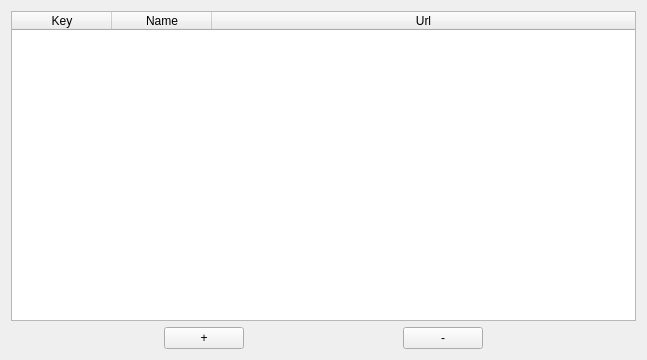
This is src/Plugins/WebSearchPy/WebSearch/websearch.ui in samsonwang/LaunchyQt as Qt 5 draws it before an edit. The edited form follows.
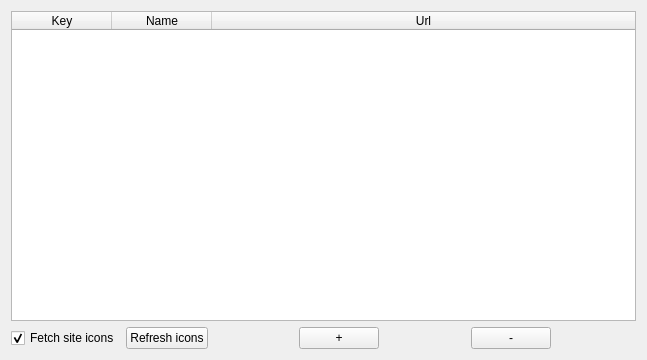
This is the edited form.

Commit message: improve: WebSearchPy plugin show every link favicon in results

The edit to the form file:
```diff
--- a/src/Plugins/WebSearchPy/WebSearch/websearch.ui
+++ b/src/Plugins/WebSearchPy/WebSearch/websearch.ui
@@ -47,6 +47,29 @@
    </item>
    <item>
     <layout class="QHBoxLayout" name="horizontalLayout">
+     <item>
+      <widget class="QCheckBox" name="fetchFaviconCheckBox">
+       <property name="toolTip">
+        <string>Download the icon of every site once and show it in the results</string>
+       </property>
+       <property name="text">
+        <string>Fetch site icons</string>
+       </property>
+       <property name="checked">
+        <bool>true</bool>
+       </property>
+      </widget>
+     </item>
+     <item>
+      <widget class="QPushButton" name="refreshIconButton">
+       <property name="toolTip">
+        <string>Drop the downloaded icons and fetch them again</string>
+       </property>
+       <property name="text">
+        <string>Refresh icons</string>
+       </property>
+      </widget>
+     </item>
      <item>
       <spacer name="horizontalSpacer_4">
        <property name="orientation">
```
Left out of the diff: 21 changed lines with no effect on the pictures. The commit also changes 7 other files.
